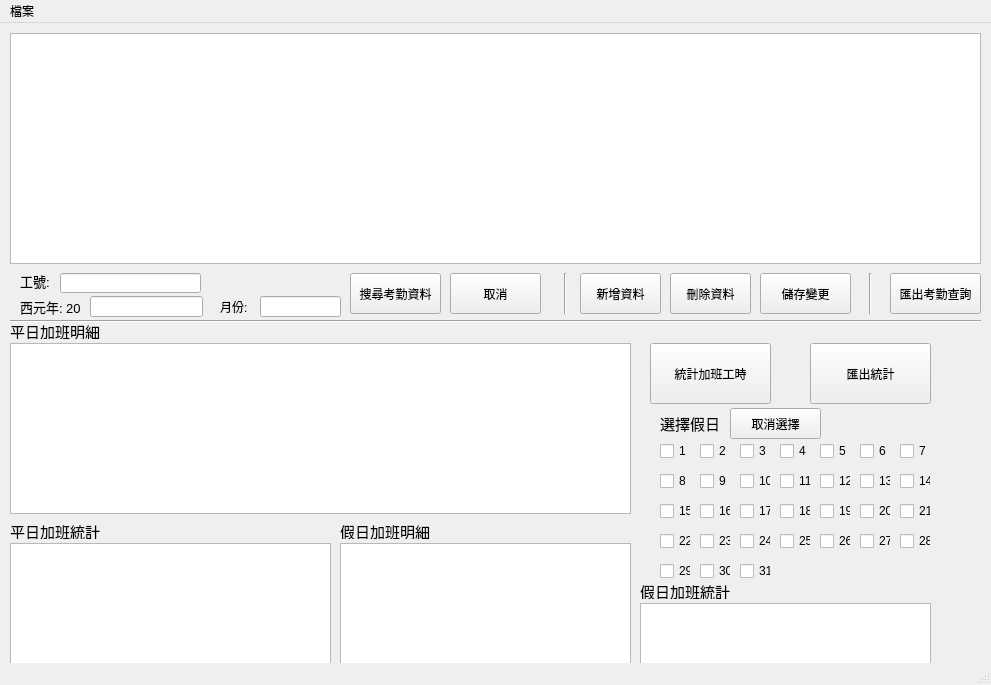
Old version of the form mainwindow.ui in the repository BeemoLin/books.
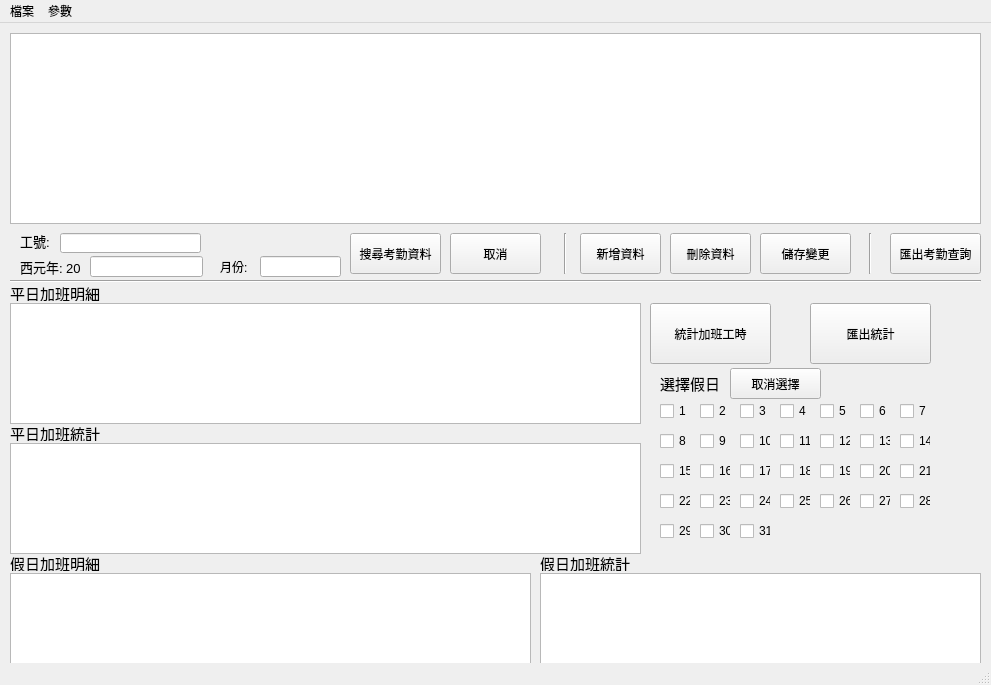
New version of the form.

The edit to the form file:
```diff
--- a/mainwindow.ui
+++ b/mainwindow.ui
@@ -20,7 +20,7 @@
       <x>10</x>
       <y>10</y>
       <width>971</width>
-      <height>231</height>
+      <height>191</height>
      </rect>
     </property>
     <property name="sortingEnabled">
@@ -31,7 +31,7 @@
     <property name="geometry">
      <rect>
       <x>20</x>
-      <y>250</y>
+      <y>210</y>
       <width>47</width>
       <height>16</height>
      </rect>
@@ -50,7 +50,7 @@
     <property name="geometry">
      <rect>
       <x>60</x>
-      <y>250</y>
+      <y>210</y>
       <width>141</width>
       <height>20</height>
      </rect>
@@ -60,7 +60,7 @@
     <property name="geometry">
      <rect>
       <x>20</x>
-      <y>273</y>
+      <y>233</y>
       <width>71</width>
       <height>21</height>
      </rect>
@@ -79,7 +79,7 @@
     <property name="geometry">
      <rect>
       <x>90</x>
-      <y>273</y>
+      <y>233</y>
       <width>113</width>
       <height>21</height>
      </rect>
@@ -89,7 +89,7 @@
     <property name="geometry">
      <rect>
       <x>220</x>
-      <y>273</y>
+      <y>233</y>
       <width>47</width>
       <height>21</height>
      </rect>
@@ -107,7 +107,7 @@
     <property name="geometry">
      <rect>
       <x>260</x>
-      <y>273</y>
+      <y>233</y>
       <width>81</width>
       <height>21</height>
      </rect>
@@ -117,7 +117,7 @@
     <property name="geometry">
      <rect>
       <x>350</x>
-      <y>250</y>
+      <y>210</y>
       <width>91</width>
       <height>41</height>
      </rect>
@@ -130,7 +130,7 @@
     <property name="geometry">
      <rect>
       <x>450</x>
-      <y>250</y>
+      <y>210</y>
       <width>91</width>
       <height>41</height>
      </rect>
@@ -143,9 +143,9 @@
     <property name="geometry">
      <rect>
       <x>10</x>
-      <y>320</y>
-      <width>621</width>
-      <height>171</height>
+      <y>280</y>
+      <width>631</width>
+      <height>121</height>
      </rect>
     </property>
    </widget>
@@ -153,9 +153,9 @@
     <property name="geometry">
      <rect>
       <x>10</x>
-      <y>520</y>
-      <width>321</width>
-      <height>121</height>
+      <y>420</y>
+      <width>631</width>
+      <height>111</height>
      </rect>
     </property>
    </widget>
@@ -163,7 +163,7 @@
     <property name="geometry">
      <rect>
       <x>650</x>
-      <y>320</y>
+      <y>280</y>
       <width>121</width>
       <height>61</height>
      </rect>
@@ -176,7 +176,7 @@
     <property name="geometry">
      <rect>
       <x>760</x>
-      <y>250</y>
+      <y>210</y>
       <width>91</width>
       <height>41</height>
      </rect>
@@ -189,7 +189,7 @@
     <property name="geometry">
      <rect>
       <x>660</x>
-      <y>420</y>
+      <y>380</y>
       <width>31</width>
       <height>16</height>
      </rect>
@@ -202,7 +202,7 @@
     <property name="geometry">
      <rect>
       <x>700</x>
-      <y>420</y>
+      <y>380</y>
       <width>31</width>
       <height>16</height>
      </rect>
@@ -215,7 +215,7 @@
     <property name="geometry">
      <rect>
       <x>740</x>
-      <y>420</y>
+      <y>380</y>
       <width>31</width>
       <height>16</height>
      </rect>
@@ -228,7 +228,7 @@
     <property name="geometry">
      <rect>
       <x>780</x>
-      <y>420</y>
+      <y>380</y>
       <width>31</width>
       <height>16</height>
      </rect>
@@ -241,7 +241,7 @@
     <property name="geometry">
      <rect>
       <x>820</x>
-      <y>420</y>
+      <y>380</y>
       <width>31</width>
       <height>16</height>
      </rect>
@@ -254,7 +254,7 @@
     <property name="geometry">
      <rect>
       <x>860</x>
-      <y>420</y>
+      <y>380</y>
       <width>31</width>
       <height>16</height>
      </rect>
@@ -267,7 +267,7 @@
     <property name="geometry">
      <rect>
       <x>900</x>
-      <y>420</y>
+      <y>380</y>
       <width>31</width>
       <height>16</height>
      </rect>
@@ -280,7 +280,7 @@
     <property name="geometry">
      <rect>
       <x>700</x>
-      <y>450</y>
+      <y>410</y>
       <width>31</width>
       <height>16</height>
      </rect>
@@ -293,7 +293,7 @@
     <property name="geometry">
      <rect>
       <x>900</x>
-      <y>450</y>
+      <y>410</y>
       <width>31</width>
       <height>16</height>
      </rect>
@@ -306,7 +306,7 @@
     <property name="geometry">
      <rect>
       <x>780</x>
-      <y>450</y>
+      <y>410</y>
       <width>31</width>
       <height>16</height>
      </rect>
@@ -319,7 +319,7 @@
     <property name="geometry">
      <rect>
       <x>660</x>
-      <y>450</y>
+      <y>410</y>
       <width>31</width>
       <height>16</height>
      </rect>
@@ -332,7 +332,7 @@
     <property name="geometry">
      <rect>
       <x>820</x>
-      <y>450</y>
+      <y>410</y>
       <width>31</width>
       <height>16</height>
      </rect>
@@ -345,7 +345,7 @@
     <property name="geometry">
      <rect>
       <x>860</x>
-      <y>450</y>
+      <y>410</y>
       <width>31</width>
       <height>16</height>
      </rect>
@@ -358,7 +358,7 @@
     <property name="geometry">
      <rect>
       <x>740</x>
-      <y>450</y>
+      <y>410</y>
       <width>31</width>
       <height>16</height>
      </rect>
@@ -371,7 +371,7 @@
     <property name="geometry">
      <rect>
       <x>700</x>
-      <y>480</y>
+      <y>440</y>
       <width>31</width>
       <height>16</height>
      </rect>
@@ -384,7 +384,7 @@
     <property name="geometry">
      <rect>
       <x>900</x>
-      <y>480</y>
+      <y>440</y>
       <width>31</width>
       <height>16</height>
      </rect>
@@ -397,7 +397,7 @@
     <property name="geometry">
      <rect>
       <x>780</x>
-      <y>480</y>
+      <y>440</y>
       <width>31</width>
       <height>16</height>
      </rect>
@@ -410,7 +410,7 @@
     <property name="geometry">
      <rect>
       <x>660</x>
-      <y>480</y>
+      <y>440</y>
       <width>31</width>
       <height>16</height>
      </rect>
@@ -423,7 +423,7 @@
     <property name="geometry">
      <rect>
       <x>820</x>
-      <y>480</y>
+      <y>440</y>
       <width>31</width>
       <height>16</height>
      </rect>
@@ -436,7 +436,7 @@
     <property name="geometry">
      <rect>
       <x>860</x>
-      <y>480</y>
+      <y>440</y>
       <width>31</width>
       <height>16</height>
      </rect>
@@ -449,7 +449,7 @@
     <property name="geometry">
      <rect>
       <x>740</x>
-      <y>480</y>
+      <y>440</y>
       <width>31</width>
       <height>16</height>
      </rect>
@@ -462,7 +462,7 @@
     <property name="geometry">
      <rect>
       <x>700</x>
-      <y>510</y>
+      <y>470</y>
       <width>31</width>
       <height>16</height>
      </rect>
@@ -475,7 +475,7 @@
     <property name="geometry">
      <rect>
       <x>900</x>
-      <y>510</y>
+      <y>470</y>
       <width>31</width>
       <height>16</height>
      </rect>
@@ -488,7 +488,7 @@
     <property name="geometry">
      <rect>
       <x>780</x>
-      <y>510</y>
+      <y>470</y>
       <width>31</width>
       <height>16</height>
      </rect>
@@ -501,7 +501,7 @@
     <property name="geometry">
      <rect>
       <x>660</x>
-      <y>510</y>
+      <y>470</y>
       <width>31</width>
       <height>16</height>
      </rect>
@@ -514,7 +514,7 @@
     <property name="geometry">
      <rect>
       <x>820</x>
-      <y>510</y>
+      <y>470</y>
       <width>31</width>
       <height>16</height>
      </rect>
@@ -527,7 +527,7 @@
     <property name="geometry">
      <rect>
       <x>860</x>
-      <y>510</y>
+      <y>470</y>
       <width>31</width>
       <height>16</height>
      </rect>
@@ -540,7 +540,7 @@
     <property name="geometry">
      <rect>
       <x>740</x>
-      <y>510</y>
+      <y>470</y>
       <width>31</width>
       <height>16</height>
      </rect>
@@ -553,7 +553,7 @@
     <property name="geometry">
      <rect>
       <x>700</x>
-      <y>540</y>
+      <y>500</y>
       <width>31</width>
       <height>16</height>
      </rect>
@@ -566,7 +566,7 @@
     <property name="geometry">
      <rect>
       <x>660</x>
-      <y>540</y>
+      <y>500</y>
       <width>31</width>
       <height>16</height>
      </rect>
@@ -579,7 +579,7 @@
     <property name="geometry">
      <rect>
       <x>740</x>
-      <y>540</y>
+      <y>500</y>
       <width>31</width>
       <height>16</height>
      </rect>
@@ -592,7 +592,7 @@
     <property name="geometry">
      <rect>
       <x>660</x>
-      <y>390</y>
+      <y>350</y>
       <width>71</width>
       <height>20</height>
      </rect>
@@ -611,7 +611,7 @@
     <property name="geometry">
      <rect>
       <x>10</x>
-      <y>300</y>
+      <y>262</y>
       <width>91</width>
       <height>16</height>
      </rect>
@@ -629,7 +629,7 @@
     <property name="geometry">
      <rect>
       <x>10</x>
-      <y>500</y>
+      <y>402</y>
       <width>91</width>
       <height>16</height>
      </rect>
@@ -646,8 +646,8 @@
    <widget class="QLabel" name="label_7">
     <property name="geometry">
      <rect>
-      <x>340</x>
-      <y>500</y>
+      <x>10</x>
+      <y>532</y>
       <width>91</width>
       <height>16</height>
      </rect>
@@ -664,10 +664,10 @@
    <widget class="QTableView" name="tableView_4">
     <property name="geometry">
      <rect>
-      <x>340</x>
-      <y>520</y>
-      <width>291</width>
-      <height>121</height>
+      <x>10</x>
+      <y>550</y>
+      <width>521</width>
+      <height>91</height>
      </rect>
     </property>
    </widget>
@@ -675,7 +675,7 @@
     <property name="geometry">
      <rect>
       <x>10</x>
-      <y>290</y>
+      <y>250</y>
       <width>971</width>
       <height>16</height>
      </rect>
@@ -687,18 +687,18 @@
    <widget class="QTableView" name="tableView_5">
     <property name="geometry">
      <rect>
-      <x>640</x>
-      <y>580</y>
-      <width>291</width>
-      <height>61</height>
+      <x>540</x>
+      <y>550</y>
+      <width>441</width>
+      <height>91</height>
      </rect>
     </property>
    </widget>
    <widget class="QLabel" name="label_8">
     <property name="geometry">
      <rect>
-      <x>640</x>
-      <y>560</y>
+      <x>540</x>
+      <y>532</y>
       <width>91</width>
       <height>16</height>
      </rect>
@@ -716,7 +716,7 @@
     <property name="geometry">
      <rect>
       <x>730</x>
-      <y>385</y>
+      <y>345</y>
       <width>91</width>
       <height>31</height>
      </rect>
@@ -729,7 +729,7 @@
     <property name="geometry">
      <rect>
       <x>890</x>
-      <y>250</y>
+      <y>210</y>
       <width>91</width>
       <height>41</height>
      </rect>
@@ -742,7 +742,7 @@
     <property name="geometry">
      <rect>
       <x>810</x>
-      <y>320</y>
+      <y>280</y>
       <width>121</width>
       <height>61</height>
      </rect>
@@ -755,7 +755,7 @@
     <property name="geometry">
      <rect>
       <x>580</x>
-      <y>250</y>
+      <y>210</y>
       <width>81</width>
       <height>41</height>
      </rect>
@@ -768,7 +768,7 @@
     <property name="geometry">
      <rect>
       <x>670</x>
-      <y>250</y>
+      <y>210</y>
       <width>81</width>
       <height>41</height>
      </rect>
@@ -781,7 +781,7 @@
     <property name="geometry">
      <rect>
       <x>555</x>
-      <y>250</y>
+      <y>210</y>
       <width>21</width>
       <height>41</height>
      </rect>
@@ -794,7 +794,7 @@
     <property name="geometry">
      <rect>
       <x>860</x>
-      <y>250</y>
+      <y>210</y>
       <width>20</width>
       <height>41</height>
      </rect>
@@ -821,7 +821,14 @@
     <addaction name="actionSave"/>
     <addaction name="actionClear"/>
    </widget>
+   <widget class="QMenu" name="menu">
+    <property name="title">
+     <string>參數</string>
+    </property>
+    <addaction name="actionDefind"/>
+   </widget>
    <addaction name="menuFile"/>
+   <addaction name="menu"/>
   </widget>
   <widget class="QStatusBar" name="statusbar"/>
   <action name="actionOpen">
```
Left out of the diff: 5 changed lines with no effect on the pictures.
